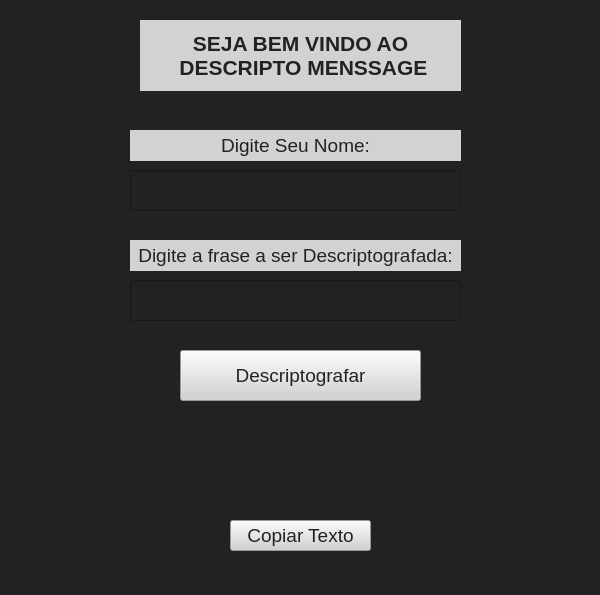
Before: the Qt Designer form tela02.ui in luizcarlosjj/CriptoMessagePy, drawn with Qt 5.
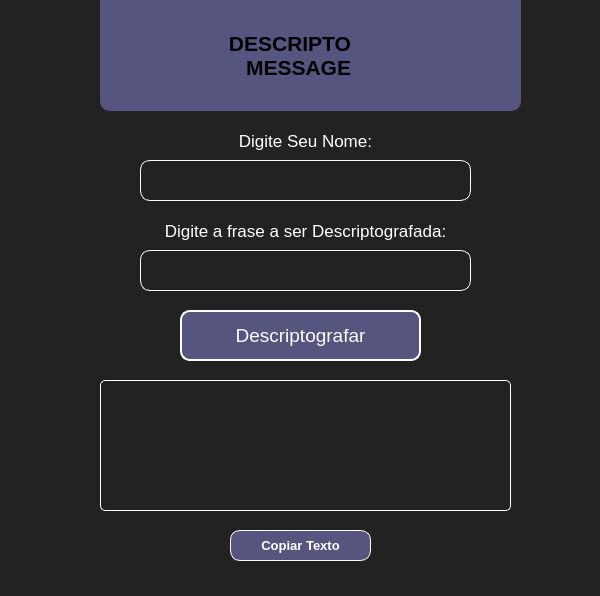
After: the same form once the commit is applied. Icons and pictures are not drawn.

What changed in the file:
```diff
--- a/tela02.ui
+++ b/tela02.ui
@@ -7,7 +7,7 @@
     <x>0</x>
     <y>0</y>
     <width>600</width>
-    <height>595</height>
+    <height>596</height>
    </rect>
   </property>
   <property name="windowTitle">
@@ -21,7 +21,7 @@
     <property name="geometry">
      <rect>
       <x>180</x>
-      <y>350</y>
+      <y>310</y>
       <width>241</width>
       <height>51</height>
      </rect>
@@ -32,7 +32,13 @@
      </font>
     </property>
     <property name="styleSheet">
-     <string notr="true">color: #222; background-color: #d2d2d2</string>
+     <string notr="true">border-style: solid;
+background-color: rgb(85, 85, 127);
+color: rgb(255, 255, 255);
+padding: 5px;
+border-width: 2px;
+border-color: #fff;
+border-radius: 10px;</string>
     </property>
     <property name="text">
      <string>Descriptografar</string>
@@ -47,19 +53,24 @@
    <widget class="QLineEdit" name="fraseDes">
     <property name="geometry">
      <rect>
-      <x>130</x>
-      <y>280</y>
+      <x>140</x>
+      <y>250</y>
       <width>331</width>
       <height>41</height>
      </rect>
     </property>
     <property name="font">
      <font>
-      <pointsize>14</pointsize>
+      <pointsize>12</pointsize>
      </font>
     </property>
     <property name="styleSheet">
-     <string notr="true">color: #fff; padding: 5px;</string>
+     <string notr="true">border-style: solid;
+color: rgb(255, 255, 255);
+padding: 5px;
+border-width: 1px;
+border-color: #fff;
+border-radius: 10px;</string>
     </property>
     <property name="text">
      <string/>
@@ -68,19 +79,20 @@
    <widget class="QLabel" name="label_2">
     <property name="geometry">
      <rect>
-      <x>130</x>
-      <y>240</y>
+      <x>140</x>
+      <y>220</y>
       <width>331</width>
-      <height>31</height>
+      <height>21</height>
      </rect>
     </property>
     <property name="font">
      <font>
-      <pointsize>14</pointsize>
+      <pointsize>13</pointsize>
      </font>
     </property>
     <property name="styleSheet">
-     <string notr="true">color: #222; background-color: #d2d2d2; text-align: 'center';</string>
+     <string notr="true">color: #fff; 
+text-align: 'center';</string>
     </property>
     <property name="text">
      <string>Digite a frase a ser Descriptografada:</string>
@@ -92,10 +104,10 @@
    <widget class="QLabel" name="resultadoDes">
     <property name="geometry">
      <rect>
-      <x>60</x>
-      <y>420</y>
-      <width>461</width>
-      <height>91</height>
+      <x>100</x>
+      <y>380</y>
+      <width>411</width>
+      <height>131</height>
      </rect>
     </property>
     <property name="font">
@@ -104,7 +116,11 @@
      </font>
     </property>
     <property name="styleSheet">
-     <string notr="true">color: #fff; padding: 10px;</string>
+     <string notr="true">color: #fff; padding: 5px;
+border-style: solid;
+border-width: 1px;
+border-color: #fff;
+border-radius: 5px;</string>
     </property>
     <property name="text">
      <string/>
@@ -125,19 +141,24 @@
    <widget class="QLineEdit" name="nomeDes">
     <property name="geometry">
      <rect>
-      <x>130</x>
-      <y>170</y>
+      <x>140</x>
+      <y>160</y>
       <width>331</width>
       <height>41</height>
      </rect>
     </property>
     <property name="font">
      <font>
-      <pointsize>14</pointsize>
+      <pointsize>12</pointsize>
      </font>
     </property>
     <property name="styleSheet">
-     <string notr="true">color: #fff; padding: 5px;</string>
+     <string notr="true">border-style: solid;
+color: rgb(255, 255, 255);
+padding: 5px;
+border-width: 1px;
+border-color: #fff;
+border-radius: 10px;</string>
     </property>
     <property name="text">
      <string/>
@@ -146,19 +167,20 @@
    <widget class="QLabel" name="label_4">
     <property name="geometry">
      <rect>
-      <x>130</x>
+      <x>140</x>
       <y>130</y>
       <width>331</width>
-      <height>31</height>
+      <height>21</height>
      </rect>
     </property>
     <property name="font">
      <font>
-      <pointsize>14</pointsize>
+      <pointsize>13</pointsize>
      </font>
     </property>
     <property name="styleSheet">
-     <string notr="true">color: #222; background-color: #d2d2d2; text-align: 'center';</string>
+     <string notr="true">color: #fff; 
+text-align: 'center';</string>
     </property>
     <property name="text">
      <string>Digite Seu Nome:</string>
@@ -167,54 +189,29 @@
      <set>Qt::AlignCenter</set>
     </property>
    </widget>
-   <widget class="QLabel" name="label">
-    <property name="geometry">
-     <rect>
-      <x>140</x>
-      <y>20</y>
-      <width>321</width>
-      <height>71</height>
-     </rect>
-    </property>
-    <property name="font">
-     <font>
-      <pointsize>16</pointsize>
-      <weight>75</weight>
-      <bold>true</bold>
-      <underline>false</underline>
-      <kerning>true</kerning>
-     </font>
-    </property>
-    <property name="styleSheet">
-     <string notr="true">color: #222; background-color: #d2d2d2; text-align: 'center';</string>
-    </property>
-    <property name="text">
-     <string>SEJA BEM VINDO AO 
- DESCRIPTO MENSSAGE</string>
-    </property>
-    <property name="textFormat">
-     <enum>Qt::AutoText</enum>
-    </property>
-    <property name="alignment">
-     <set>Qt::AlignCenter</set>
-    </property>
-   </widget>
    <widget class="QPushButton" name="pasteButton2">
     <property name="geometry">
      <rect>
       <x>230</x>
-      <y>520</y>
+      <y>530</y>
       <width>141</width>
       <height>31</height>
      </rect>
     </property>
     <property name="font">
      <font>
-      <pointsize>14</pointsize>
+      <pointsize>10</pointsize>
+      <weight>75</weight>
+      <bold>true</bold>
      </font>
     </property>
     <property name="styleSheet">
-     <string notr="true">color: #222; background-color: #d2d2d2</string>
+     <string notr="true">color: rgb(255, 255, 255);
+background-color: rgb(85, 85, 127);
+border-style: solid;
+border-width: 1px;
+border-color: #fff;
+border-radius: 10px;</string>
     </property>
     <property name="text">
      <string>Copiar Texto</string>
@@ -230,9 +227,9 @@
     <property name="geometry">
      <rect>
       <x>230</x>
-      <y>560</y>
+      <y>565</y>
       <width>151</width>
-      <height>16</height>
+      <height>21</height>
      </rect>
     </property>
     <property name="font">
@@ -260,6 +257,74 @@
      <bool>true</bool>
     </property>
    </widget>
+   <widget class="QFrame" name="frame">
+    <property name="geometry">
+     <rect>
+      <x>100</x>
+      <y>-10</y>
+      <width>421</width>
+      <height>121</height>
+     </rect>
+    </property>
+    <property name="styleSheet">
+     <string notr="true">background-color: rgb(85, 85, 127);
+border-radius: 10px;</string>
+    </property>
+    <property name="frameShape">
+     <enum>QFrame::StyledPanel</enum>
+    </property>
+    <property name="frameShadow">
+     <enum>QFrame::Raised</enum>
+    </property>
+    <widget class="QLabel" name="label">
+     <property name="geometry">
+      <rect>
+       <x>270</x>
+       <y>20</y>
+       <width>81</width>
+       <height>81</height>
+      </rect>
+     </property>
+     <property name="font">
+      <font>
+       <pointsize>7</pointsize>
+      </font>
+     </property>
+     <property name="text">
+      <string/>
+     </property>
+     <property name="pixmap">
+      <pixmap>img/criptografado.png</pixmap>
+     </property>
+     <property name="scaledContents">
+      <bool>true</bool>
+     </property>
+    </widget>
+    <widget class="QLabel" name="label_3">
+     <property name="geometry">
+      <rect>
+       <x>100</x>
+       <y>40</y>
+       <width>151</width>
+       <height>51</height>
+      </rect>
+     </property>
+     <property name="font">
+      <font>
+       <pointsize>16</pointsize>
+       <weight>75</weight>
+       <bold>true</bold>
+      </font>
+     </property>
+     <property name="text">
+      <string>DESCRIPTO 
+ MESSAGE</string>
+     </property>
+     <property name="alignment">
+      <set>Qt::AlignRight|Qt::AlignTrailing|Qt::AlignVCenter</set>
+     </property>
+    </widget>
+   </widget>
   </widget>
  </widget>
  <resources/>
```
